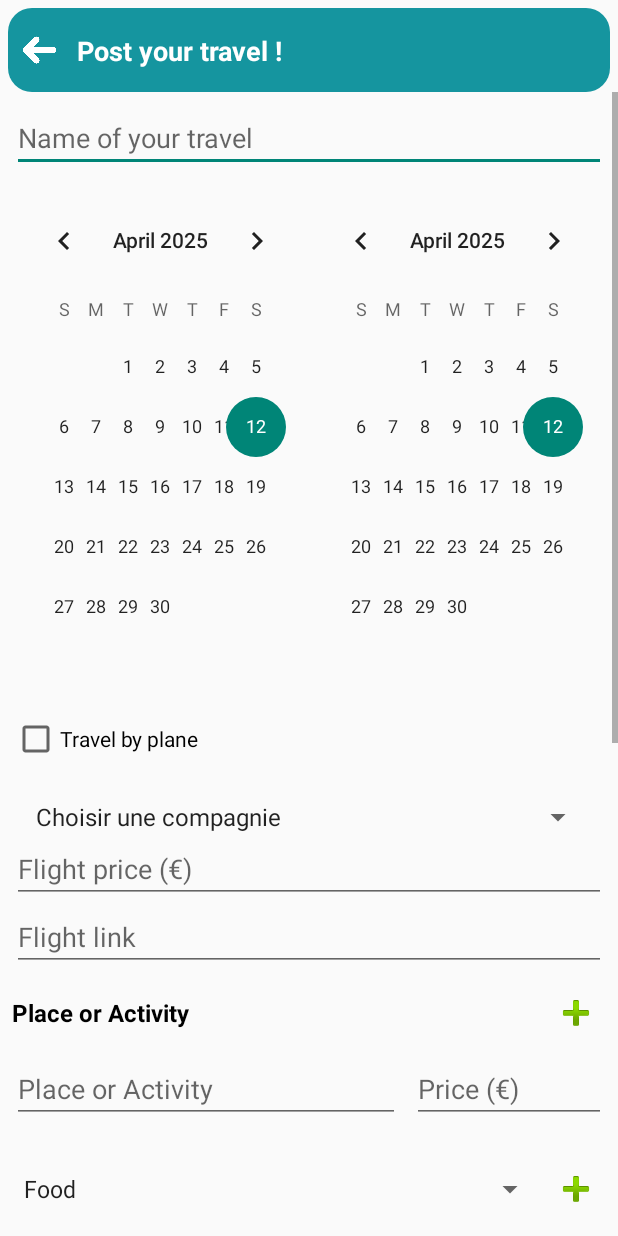
After one commit to TomMarsura/Traveler, an Android app: the layout post_creation_activity.xml on its own in the app's theme, with its tools: preview values and no code run, on a phone screen of 412 x 824 dp. The commit adds this screen. Run offline under Robolectric (Android 15) with nearby library versions, the phone set to English and light mode, and no system bars.

Commit message:
Page d'ajout de post

```diff
--- a/app/build.gradle.kts
+++ b/app/build.gradle.kts
@@ -57,4 +57,6 @@ dependencies {
     androidTestImplementation(libs.androidx.espresso.core)
     implementation(libs.glide)
     annotationProcessor(libs.compiler)
+
+
 }
--- /dev/null
+++ b/app/src/main/res/layout/post_creation_activity.xml
@@ -0,0 +1,315 @@
+<?xml version="1.0" encoding="utf-8"?>
+<androidx.constraintlayout.widget.ConstraintLayout
+    xmlns:android="http://schemas.android.com/apk/res/android"
+    xmlns:app="http://schemas.android.com/apk/res-auto"
+    xmlns:tools="http://schemas.android.com/tools"
+    android:layout_width="match_parent"
+    android:layout_height="match_parent"
+    tools:context=".PostCreateActivity">
+
+    <!-- Top back bar -->
+    <androidx.constraintlayout.widget.ConstraintLayout
+        android:id="@+id/id_back_bar"
+        android:layout_width="0dp"
+        android:layout_height="56dp"
+        android:background="@drawable/navbar"
+        android:layout_margin="5dp"
+        android:padding="8dp"
+        app:layout_constraintTop_toTopOf="parent"
+        app:layout_constraintStart_toStartOf="parent"
+        app:layout_constraintEnd_toEndOf="parent">
+
+        <ImageView
+            android:id="@+id/id_back_button"
+            android:layout_width="26dp"
+            android:layout_height="24dp"
+            android:layout_marginTop="12dp"
+            android:layout_marginBottom="12dp"
+            android:contentDescription="Retour"
+            android:src="@drawable/ic_back_arrow"
+            app:layout_constraintBottom_toBottomOf="parent"
+            app:layout_constraintStart_toStartOf="parent"
+            app:layout_constraintTop_toTopOf="parent" />
+
+        <TextView
+            android:id="@+id/id_title_post"
+            android:layout_width="wrap_content"
+            android:layout_height="wrap_content"
+            android:text="@string/title_post"
+            android:textColor="@android:color/white"
+            android:textStyle="bold"
+            android:textSize="18sp"
+            app:layout_constraintStart_toEndOf="@id/id_back_button"
+            app:layout_constraintTop_toTopOf="parent"
+            app:layout_constraintBottom_toBottomOf="parent"
+            android:layout_marginStart="12dp"/>
+    </androidx.constraintlayout.widget.ConstraintLayout>
+
+    <!-- Scrollable content -->
+    <ScrollView
+        android:layout_width="0dp"
+        android:layout_height="0dp"
+        android:fillViewport="true"
+        app:layout_constraintTop_toBottomOf="@id/id_back_bar"
+        app:layout_constraintBottom_toBottomOf="parent"
+        app:layout_constraintStart_toStartOf="parent"
+        app:layout_constraintEnd_toEndOf="parent">
+
+        <LinearLayout
+            android:layout_width="match_parent"
+            android:layout_height="wrap_content"
+            android:orientation="vertical"
+            android:paddingBottom="32dp">
+
+            <EditText
+                android:id="@+id/id_destination"
+                android:layout_width="match_parent"
+                android:layout_height="wrap_content"
+                android:hint="@string/destination"
+                android:layout_margin="8dp"
+                android:inputType="text"
+                android:text="" />
+
+            <LinearLayout
+                android:id="@+id/id_calendar_container"
+                android:layout_width="match_parent"
+                android:layout_height="wrap_content"
+                android:orientation="horizontal"
+                android:baselineAligned="false"
+                android:layout_marginHorizontal="8dp">
+
+                <FrameLayout
+                    android:layout_width="0dp"
+                    android:layout_height="wrap_content"
+                    android:layout_weight="1">
+
+                    <CalendarView
+                        android:id="@+id/id_calendar_start"
+                        android:layout_width="match_parent"
+                        android:layout_height="wrap_content"
+                        android:layout_margin="4dp" />
+                </FrameLayout>
+
+                <FrameLayout
+                    android:layout_width="0dp"
+                    android:layout_height="wrap_content"
+                    android:layout_weight="1">
+
+                    <CalendarView
+                        android:id="@+id/id_calendar_end"
+                        android:layout_width="match_parent"
+                        android:layout_height="wrap_content"
+                        android:layout_margin="4dp" />
+                </FrameLayout>
+            </LinearLayout>
+
+            <CheckBox
+                android:id="@+id/id_checkbox_plane"
+                android:layout_width="wrap_content"
+                android:layout_height="wrap_content"
+                android:text="@string/plane_travel"
+                android:layout_margin="8dp"
+                android:checked="false" />
+
+            <!-- Flight price picker -->
+
+            <LinearLayout
+                android:id="@+id/id_flight_section"
+                android:layout_width="match_parent"
+                android:layout_height="wrap_content"
+                android:layout_margin="8dp"
+                android:orientation="vertical">
+
+                <Spinner
+                    android:id="@+id/id_spinner_company"
+                    android:layout_width="match_parent"
+                    android:layout_height="wrap_content"
+                    android:layout_marginHorizontal="8dp"
+                    android:layout_marginTop="8dp"
+                    android:entries="@array/company" />
+
+                <EditText
+                    android:id="@+id/id_price"
+                    android:layout_width="match_parent"
+                    android:layout_height="wrap_content"
+                    android:hint="@string/flight_price"
+                    android:text="" />
+
+                <EditText
+                    android:id="@+id/id_link_flight"
+                    android:layout_width="match_parent"
+                    android:layout_height="match_parent"
+                    android:hint="@string/flight_link"
+                    android:text=""/>
+            </LinearLayout>
+
+            <!-- Lieux / Activités avec bouton + -->
+            <LinearLayout
+                android:id="@+id/id_places_container"
+                android:layout_width="match_parent"
+                android:layout_height="wrap_content"
+                android:layout_marginHorizontal="8dp"
+                android:orientation="vertical">
+
+                <LinearLayout
+                    android:layout_width="match_parent"
+                    android:layout_height="wrap_content"
+                    android:orientation="horizontal"
+                    android:gravity="center_vertical">
+
+                    <TextView
+                        android:id="@+id/id_places_title"
+                        android:layout_width="0dp"
+                        android:layout_height="wrap_content"
+                        android:layout_weight="1"
+                        android:text="@string/activity_name"
+                        android:textSize="16sp"
+                        android:textStyle="bold"
+                        android:textColor="@android:color/black" />
+
+                    <ImageButton
+                        android:id="@+id/id_btn_add_place"
+                        android:layout_width="40dp"
+                        android:layout_height="40dp"
+                        android:background="@android:color/transparent"
+                        android:src="@android:drawable/ic_input_add"
+                        android:contentDescription="Ajouter un endroit" />
+                </LinearLayout>
+
+                <LinearLayout
+                    android:id="@+id/id_places_list"
+                    android:layout_width="match_parent"
+                    android:layout_height="wrap_content"
+                    android:orientation="vertical"
+                    android:layout_marginTop="8dp">
+
+                    <!-- Premier champ par défaut -->
+                    <LinearLayout
+                        android:layout_width="match_parent"
+                        android:layout_height="wrap_content"
+                        android:orientation="horizontal"
+                        android:layout_marginBottom="8dp">
+
+                        <EditText
+                            android:layout_width="0dp"
+                            android:layout_height="wrap_content"
+                            android:layout_weight="2"
+                            android:hint="@string/activity_name"
+                            android:inputType="text" />
+
+                        <EditText
+                            android:layout_width="0dp"
+                            android:layout_height="wrap_content"
+                            android:layout_weight="1"
+                            android:hint="@string/activity_price"
+                            android:inputType="numberDecimal"
+                            android:layout_marginStart="8dp" />
+                    </LinearLayout>
+
+                </LinearLayout>
+            </LinearLayout>
+            <!-- Accommodation section -->
+
+            <LinearLayout
+                android:id="@+id/id_accommodation_container"
+                android:layout_width="match_parent"
+                android:layout_height="wrap_content"
+                android:orientation="vertical"
+                android:layout_marginTop="16dp"
+                android:layout_marginHorizontal="8dp">
+
+                <LinearLayout
+                    android:layout_width="match_parent"
+                    android:layout_height="wrap_content"
+                    android:orientation="horizontal"
+                    android:gravity="center_vertical">
+
+                    <Spinner
+                        android:id="@+id/id_spinner_accommodation_type"
+                        android:layout_width="0dp"
+                        android:layout_height="wrap_content"
+                        android:layout_weight="1"
+                        android:entries="@array/accommodation_types" />
+
+                    <ImageButton
+                        android:id="@+id/id_btn_add_accommodation"
+                        android:layout_width="40dp"
+                        android:layout_height="40dp"
+                        android:src="@android:drawable/ic_input_add"
+                        android:contentDescription="Ajouter une accommodation"
+                        android:background="@android:color/transparent" />
+                </LinearLayout>
+
+                <LinearLayout
+                    android:id="@+id/id_accommodation_list"
+                    android:layout_width="match_parent"
+                    android:layout_height="wrap_content"
+                    android:orientation="vertical"
+                    android:layout_marginTop="8dp"/>
+            </LinearLayout>
+
+
+            <LinearLayout
+                android:layout_width="match_parent"
+                android:layout_height="wrap_content"
+                android:orientation="horizontal"
+                android:gravity="center_vertical"
+                android:paddingHorizontal="8dp"
+                android:layout_marginTop="16dp">
+
+                <TextView
+                    android:id="@+id/id_photos_title"
+                    android:layout_width="0dp"
+                    android:layout_height="wrap_content"
+                    android:layout_weight="1"
+                    android:text="@string/photo_add"
+                    android:textSize="16sp"
+                    android:textStyle="bold"
+                    android:textColor="@android:color/black" />
+
+                <ImageButton
+                    android:id="@+id/id_btn_add_photo"
+                    android:layout_width="40dp"
+                    android:layout_height="40dp"
+                    android:background="@android:color/transparent"
+                    android:src="@android:drawable/ic_input_add"
+                    android:contentDescription="Ajouter une photo" />
+            </LinearLayout>
+
+            <LinearLayout
+                android:id="@+id/id_photo_gallery"
+                android:layout_width="match_parent"
+                android:layout_height="297dp"
+                android:layout_margin="8dp"
+                android:orientation="horizontal" />
+
+            <EditText
+                android:id="@+id/id_description"
+                android:layout_width="match_parent"
+                android:layout_height="wrap_content"
+                android:layout_margin="8dp"
+                android:gravity="top"
+                android:hint="@string/description"
+                android:inputType="text"
+                android:minLines="4"
+                android:text="" />
+
+            <TextView
+                android:id="@+id/id_total"
+                android:layout_width="wrap_content"
+                android:layout_height="wrap_content"
+                android:layout_margin="8dp"
+                android:text="Total : 0 €"
+                android:textSize="16sp"
+                android:textStyle="bold" />
+
+            <Button
+                android:id="@+id/id_btn_continue"
+                android:layout_width="wrap_content"
+                android:layout_height="wrap_content"
+                android:layout_gravity="center"
+                android:layout_marginBottom="32dp"
+                android:text="@string/continue_btn" />
+        </LinearLayout>
+    </ScrollView>
+</androidx.constraintlayout.widget.ConstraintLayout>
--- /dev/null
+++ b/app/src/main/res/values/company.xml
@@ -0,0 +1,10 @@
+<?xml version="1.0" encoding="utf-8"?>
+<resources>
+    <string-array name="company">
+        <item>Choisir une compagnie</item>
+        <item>Air France</item>
+        <item>Lufthansa</item>
+        <item>Qatar Airways</item>
+        <item>Emirates</item>
+    </string-array>
+</resources>
--- a/app/src/main/res/values/strings.xml
+++ b/app/src/main/res/values/strings.xml
@@ -21,5 +21,22 @@
     <string name="change_password">Change password</string>
     <string name="save_button">Save changes</string>
     <string name="bio_hint">Your bio...</string>
+    <string name="title_post">Post your travel !</string>
+    <string name="destination">Name of your travel</string>
+    <string name="activity_name">Place or Activity</string>
+    <string name="activity_price">Price (€)</string>
+    <string-array name="accommodation_types">
+        <item>Food</item>
+        <item>Hotel</item>
+        <item>Transport</item>
+    </string-array>
+    <string name="accommodation_name">%1$s name</string>
+    <string name="plane_travel">Travel by plane</string>
+    <string name="flight_price">Flight price (€)</string>
+    <string name="flight_link">Flight link</string>
+    <string name="photo_add">Add photo</string>
+    <string name="description">Description of the trip</string>
+    <string name="continue_btn">Next</string>
+
     <!-- Strings used for fragments for navigation -->
 </resources>
--- a/gradle/libs.versions.toml
+++ b/gradle/libs.versions.toml
@@ -17,6 +17,8 @@ navigationUiKtx = "2.8.6"
 okhttp = "4.12.0"
 activity = "1.10.0"
 retrofit = "2.9.0"
+scalars = "2.9.0"
+logging = "4.9.0"
 
 [libraries]
 androidx-core-ktx = { group = "androidx.core", name = "core-ktx", version.ref = "coreKtx" }
@@ -38,6 +40,7 @@ okhttp = { module = "com.squareup.okhttp3:okhttp", version.ref = "okhttp" }
 androidx-activity = { group = "androidx.activity", name = "activity", version.ref = "activity" }
 retrofit = { module = "com.squareup.retrofit2:retrofit", version.ref = "retrofit" }
 
+
 [plugins]
 android-application = { id = "com.android.application", version.ref = "agp" }
 kotlin-android = { id = "org.jetbrains.kotlin.android", version.ref = "kotlin" }
```
Also changed, not shown: app/src/main/java/com/master/traveler/HomeActivity.kt (+8 -0 lines), app/src/main/java/com/master/traveler/PostCreateActivity.kt (added, +340 -0 lines), app/src/main/java/com/master/traveler/config/RetrofitInstance.kt (+13 -0 lines), app/src/main/java/com/master/traveler/data/Post.kt (+9 -1 lines), app/src/main/java/com/master/traveler/interfaces/ApiService.kt (+9 -0 lines), app/src/main/res/layout/activity_home.xml (+13 -0 lines), 1 other file.
